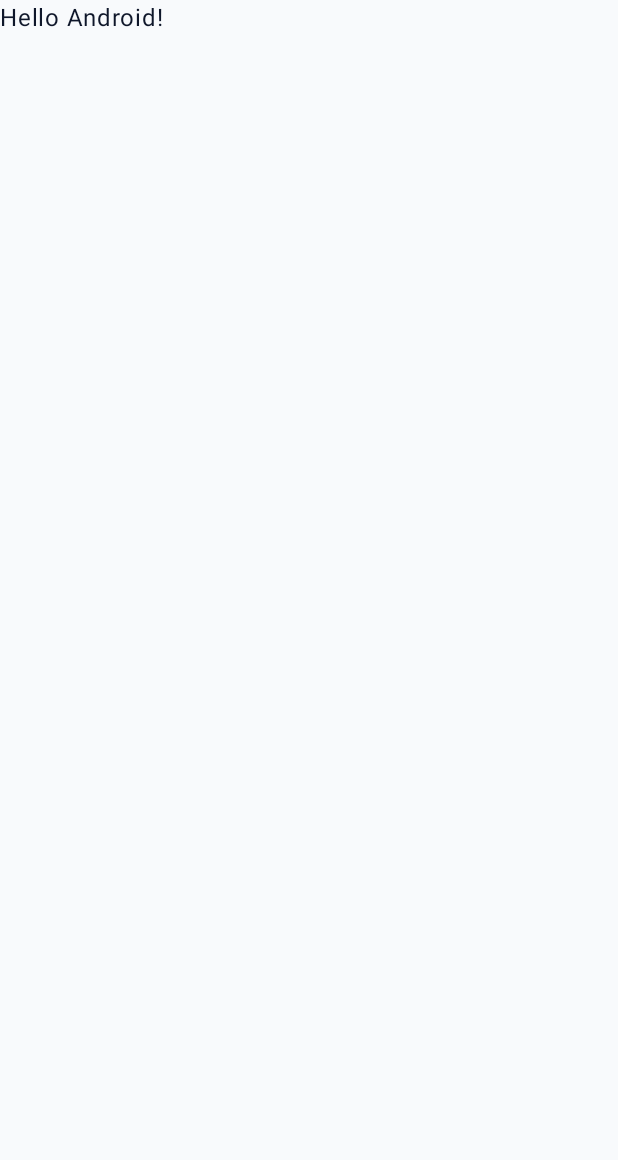
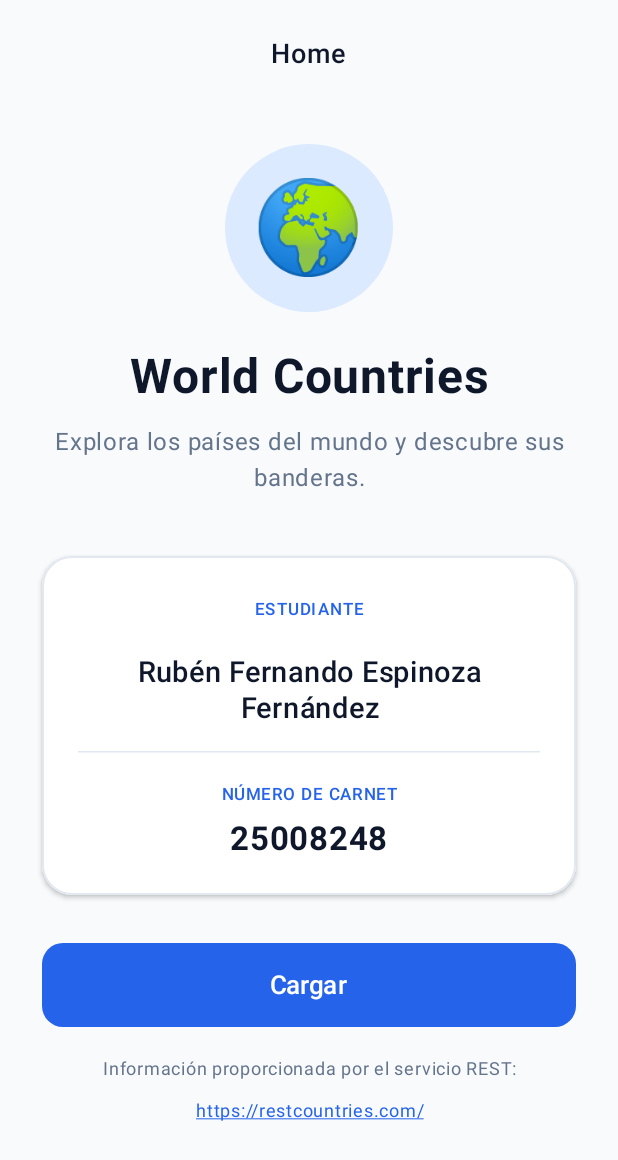
Before and after one commit to Ruben-online/android-rest-worldcountries, an Android app built with Jetpack Compose: the screen it shows after launch (MainActivity), on a phone screen of 412 x 824 dp. Before the commit the part shown is almost empty. Shown: the top 1160 px of the screen. Run offline under Robolectric (Android 15) with nearby library versions, the phone set to English and light mode, and no system bars.

Commit message:
feat: implementar pantalla de inicio

```diff
--- a/app/src/main/java/com/example/worldcountries/MainActivity.kt
+++ b/app/src/main/java/com/example/worldcountries/MainActivity.kt
@@ -4,44 +4,20 @@ import android.os.Bundle
 import androidx.activity.ComponentActivity
 import androidx.activity.compose.setContent
 import androidx.activity.enableEdgeToEdge
-import androidx.compose.foundation.layout.fillMaxSize
-import androidx.compose.foundation.layout.padding
-import androidx.compose.material3.Scaffold
-import androidx.compose.material3.Text
-import androidx.compose.runtime.Composable
-import androidx.compose.ui.Modifier
-import androidx.compose.ui.tooling.preview.Preview
+import com.example.worldcountries.ui.screens.HomeScreen
 import com.example.worldcountries.ui.theme.WorldCountriesTheme
 
 class MainActivity : ComponentActivity() {
+
     override fun onCreate(savedInstanceState: Bundle?) {
         super.onCreate(savedInstanceState)
+
         enableEdgeToEdge()
+
         setContent {
             WorldCountriesTheme {
-                Scaffold(modifier = Modifier.fillMaxSize()) { innerPadding ->
-                    Greeting(
-                        name = "Android",
-                        modifier = Modifier.padding(innerPadding)
-                    )
-                }
+                HomeScreen()
             }
         }
     }
 }
-
-@Composable
-fun Greeting(name: String, modifier: Modifier = Modifier) {
-    Text(
-        text = "Hello $name!",
-        modifier = modifier
-    )
-}
-
-@Preview(showBackground = true)
-@Composable
-fun GreetingPreview() {
-    WorldCountriesTheme {
-        Greeting("Android")
-    }
-}
--- /dev/null
+++ b/app/src/main/java/com/example/worldcountries/ui/screens/HomeScreen.kt
@@ -0,0 +1,208 @@
+package com.example.worldcountries.ui.screens
+
+import androidx.compose.foundation.BorderStroke
+import androidx.compose.foundation.background
+import androidx.compose.foundation.clickable
+import androidx.compose.foundation.layout.*
+import androidx.compose.foundation.rememberScrollState
+import androidx.compose.foundation.verticalScroll
+import androidx.compose.foundation.shape.CircleShape
+import androidx.compose.foundation.shape.RoundedCornerShape
+import androidx.compose.material3.*
+import androidx.compose.runtime.Composable
+import androidx.compose.ui.Alignment
+import androidx.compose.ui.Modifier
+import androidx.compose.ui.platform.LocalUriHandler
+import androidx.compose.ui.text.font.FontWeight
+import androidx.compose.ui.text.style.TextAlign
+import androidx.compose.ui.text.style.TextDecoration
+import androidx.compose.ui.tooling.preview.Preview
+import androidx.compose.ui.unit.dp
+import androidx.compose.ui.unit.sp
+import com.example.worldcountries.ui.theme.*
+
+@Composable
+fun HomeScreen(
+    onLoadCountries: () -> Unit = {}
+) {
+    val uriHandler = LocalUriHandler.current
+
+    Column(
+        modifier = Modifier
+            .fillMaxSize()
+            .background(Background)
+            .safeDrawingPadding()
+            .verticalScroll(rememberScrollState())
+            .padding(horizontal = 28.dp, vertical = 24.dp),
+        horizontalAlignment = Alignment.CenterHorizontally
+    ) {
+
+        // Encabezado
+        Text(
+            text = "Home",
+            fontSize = 18.sp,
+            fontWeight = FontWeight.SemiBold,
+            color = TextPrimary
+        )
+
+        Spacer(modifier = Modifier.height(48.dp))
+
+        // Icono principal
+        Box(
+            modifier = Modifier
+                .size(112.dp)
+                .background(LightBlue, CircleShape),
+            contentAlignment = Alignment.Center
+        ) {
+            Text(
+                text = "🌍",
+                fontSize = 60.sp
+            )
+        }
+
+        Spacer(modifier = Modifier.height(24.dp))
+
+        // Titulo de la aplicacion
+        Text(
+            text = "World Countries",
+            fontSize = 32.sp,
+            fontWeight = FontWeight.Bold,
+            color = DarkBlue,
+            textAlign = TextAlign.Center
+        )
+
+        Spacer(modifier = Modifier.height(12.dp))
+
+        Text(
+            text = "Explora los países del mundo y descubre sus banderas.",
+            fontSize = 16.sp,
+            lineHeight = 24.sp,
+            color = TextSecondary,
+            textAlign = TextAlign.Center
+        )
+
+        Spacer(modifier = Modifier.height(40.dp))
+
+        // Informacion del estudiante
+        Card(
+            modifier = Modifier.fillMaxWidth(),
+            shape = RoundedCornerShape(20.dp),
+            colors = CardDefaults.cardColors(
+                containerColor = White
+            ),
+            border = BorderStroke(1.dp, BorderColor),
+            elevation = CardDefaults.cardElevation(
+                defaultElevation = 2.dp
+            )
+        ) {
+            Column(
+                modifier = Modifier
+                    .fillMaxWidth()
+                    .padding(24.dp),
+                horizontalAlignment = Alignment.CenterHorizontally
+            ) {
+
+                Text(
+                    text = "ESTUDIANTE",
+                    fontSize = 11.sp,
+                    fontWeight = FontWeight.SemiBold,
+                    letterSpacing = 1.sp,
+                    color = PrimaryBlue,
+                    textAlign = TextAlign.Center
+                )
+
+                Spacer(modifier = Modifier.height(18.dp))
+
+                Text(
+                    text = "Rubén Fernando Espinoza Fernández",
+                    fontSize = 19.sp,
+                    fontWeight = FontWeight.SemiBold,
+                    color = TextPrimary,
+                    textAlign = TextAlign.Center
+                )
+
+                Spacer(modifier = Modifier.height(16.dp))
+
+                HorizontalDivider(color = BorderColor)
+
+                Spacer(modifier = Modifier.height(16.dp))
+
+                Text(
+                    text = "NÚMERO DE CARNET",
+                    fontSize = 11.sp,
+                    fontWeight = FontWeight.SemiBold,
+                    letterSpacing = 1.sp,
+                    color = PrimaryBlue,
+                    textAlign = TextAlign.Center
+                )
+
+                Spacer(modifier = Modifier.height(4.dp))
+
+                Text(
+                    text = "25008248",
+                    fontSize = 22.sp,
+                    fontWeight = FontWeight.Bold,
+                    color = DarkBlue
+                )
+            }
+        }
+
+        Spacer(modifier = Modifier.height(32.dp))
+
+        // Boton principal
+        Button(
+            onClick = onLoadCountries,
+            modifier = Modifier
+                .fillMaxWidth()
+                .height(56.dp),
+            shape = RoundedCornerShape(14.dp),
+            colors = ButtonDefaults.buttonColors(
+                containerColor = PrimaryBlue,
+                contentColor = White
+            )
+        ) {
+            Text(
+                text = "Cargar",
+                fontSize = 17.sp,
+                fontWeight = FontWeight.SemiBold
+            )
+        }
+
+        Spacer(modifier = Modifier.height(16.dp))
+
+        // Fuente de informacion
+        Text(
+            text = "Información proporcionada por el servicio REST:",
+            fontSize = 12.sp,
+            color = TextSecondary,
+            textAlign = TextAlign.Center
+        )
+
+        Spacer(modifier = Modifier.height(4.dp))
+
+        // Enlace oficial de REST Countries
+        Text(
+            text = "https://restcountries.com/",
+            fontSize = 12.sp,
+            color = PrimaryBlue,
+            textDecoration = TextDecoration.Underline,
+            textAlign = TextAlign.Center,
+            modifier = Modifier.clickable {
+                uriHandler.openUri("https://restcountries.com/")
+            }
+        )
+    }
+}
+
+@Preview(
+    showBackground = true,
+    showSystemUi = true,
+    widthDp = 393,
+    heightDp = 852
+)
+@Composable
+fun HomeScreenPreview() {
+    WorldCountriesTheme {
+        HomeScreen()
+    }
+}
```
